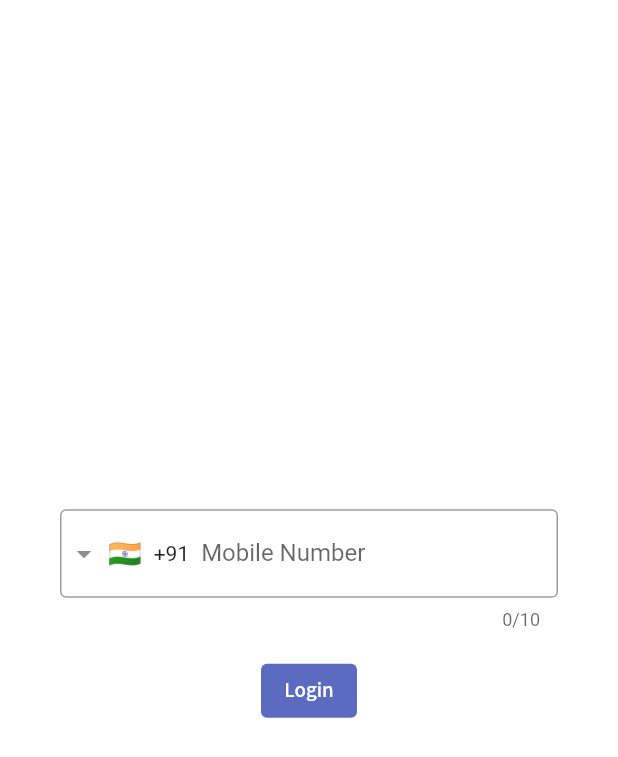
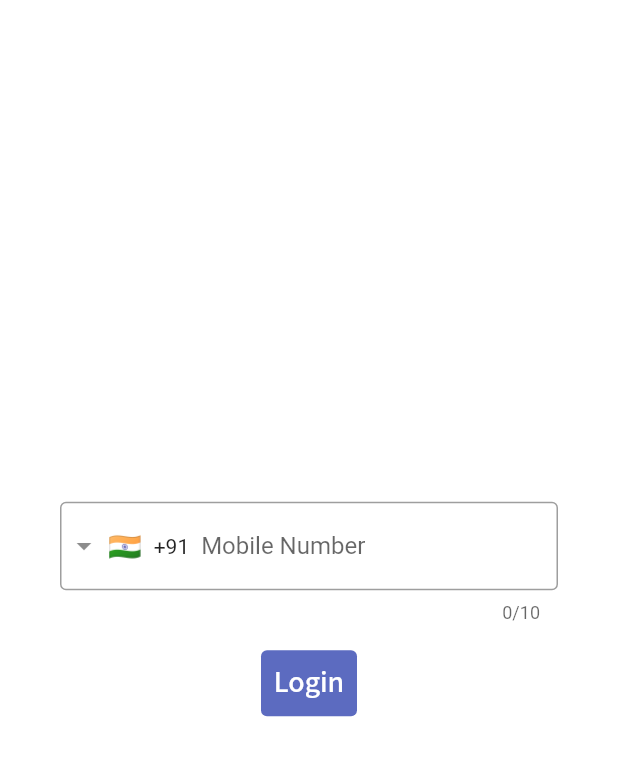
Before and after one commit to devansh2805/LangChat, a Flutter app: the screen it shows after launch, after a tap on "Login", on a phone screen of 412 x 824 dp. Shown: the top 757 px of the screen. Run offline on Flutter 3.47's test engine with Material 2 defaults, Android fonts, the phone set to English and light mode, and no system bars; drawn by our look-alikes of intl_phone_field; our stand-ins replace avatar_glow, cloud_firestore, contacts_service, firebase_auth, firebase_core, firebase_storage and 5 more; missing offline and left inert: cloud_firestore_web, firebase_auth_web, firebase_core_web, translator; accounts and stored records are empty.

```diff
--- a/lib/backend/database.dart
+++ b/lib/backend/database.dart
@@ -3,7 +3,7 @@ import 'package:cloud_firestore/cloud_firestore.dart';
 
 class Database {
   // check whether the phone number is already registered
-  userAlreadyRegistered(String phoneNum) async {
+  Future<bool> userAlreadyRegistered(String phoneNum) async {
     QuerySnapshot user = await FirebaseFirestore.instance
         .collection('users')
         .where('phoneNum', isEqualTo: phoneNum)
--- a/lib/screens/LoginPage.dart
+++ b/lib/screens/LoginPage.dart
@@ -17,6 +17,7 @@ class LoginPageState extends State<LoginPage> {
   final TextEditingController _phoneController = TextEditingController();
 
   String countryCode;
+  bool clicked = false;
   @override
   Widget build(BuildContext context) {
     return new Scaffold(
@@ -27,6 +28,7 @@ class LoginPageState extends State<LoginPage> {
           mainAxisAlignment: MainAxisAlignment.center,
           children: <Widget>[
             new IntlPhoneField(
+              maxLength: 10,
               controller: _phoneController,
               decoration: new InputDecoration(
                 labelText: "Mobile Number",
@@ -47,19 +49,33 @@ class LoginPageState extends State<LoginPage> {
               height: 16,
             ),
             new TextButton(
-              onPressed: () {
+              onPressed: () async {
                 final phoneNumber = countryCode + _phoneController.text.trim();
-                Auth().loginUser(phoneNumber, context);
+                setState(() => clicked = true);
+                await Auth().loginUser(phoneNumber, context);
               },
               child: Text(
                 'Login',
-                style: GoogleFonts.sourceSansPro(color: Colors.white),
+                style: GoogleFonts.sourceSansPro(
+                    color: Colors.white, fontSize: 20),
               ),
               style: ButtonStyle(
                 backgroundColor:
                     MaterialStateProperty.all<Color>(Colors.indigo[400]),
               ),
-            )
+            ),
+            SizedBox(height: 10),
+            clicked
+                ? Column(
+                    children: [
+                      Center(
+                          child: CircularProgressIndicator(
+                              valueColor: AlwaysStoppedAnimation<Color>(
+                                  Colors.indigo[500]))),
+                      Text("please wait...")
+                    ],
+                  )
+                : Container()
           ],
         ),
       ),
```
Also changed, not shown: lib/backend/authentication.dart (+87 -35 lines), lib/screens/ChatScreen.dart (+19 -12 lines), lib/screens/WelcomeScreen.dart (+34 -3 lines).
